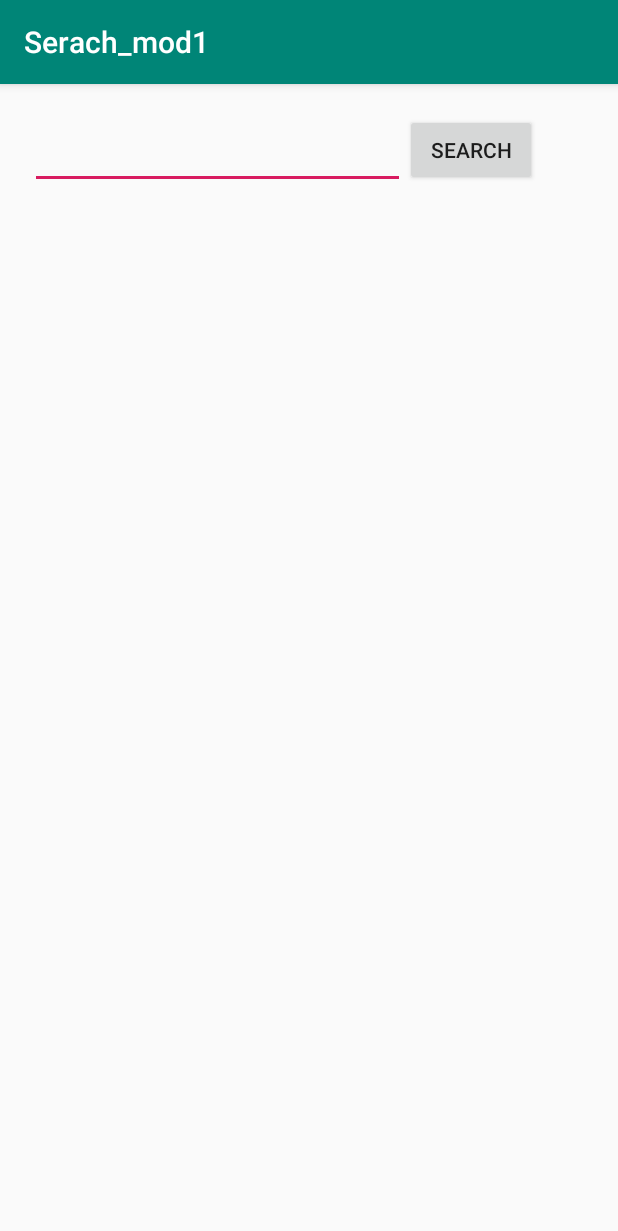
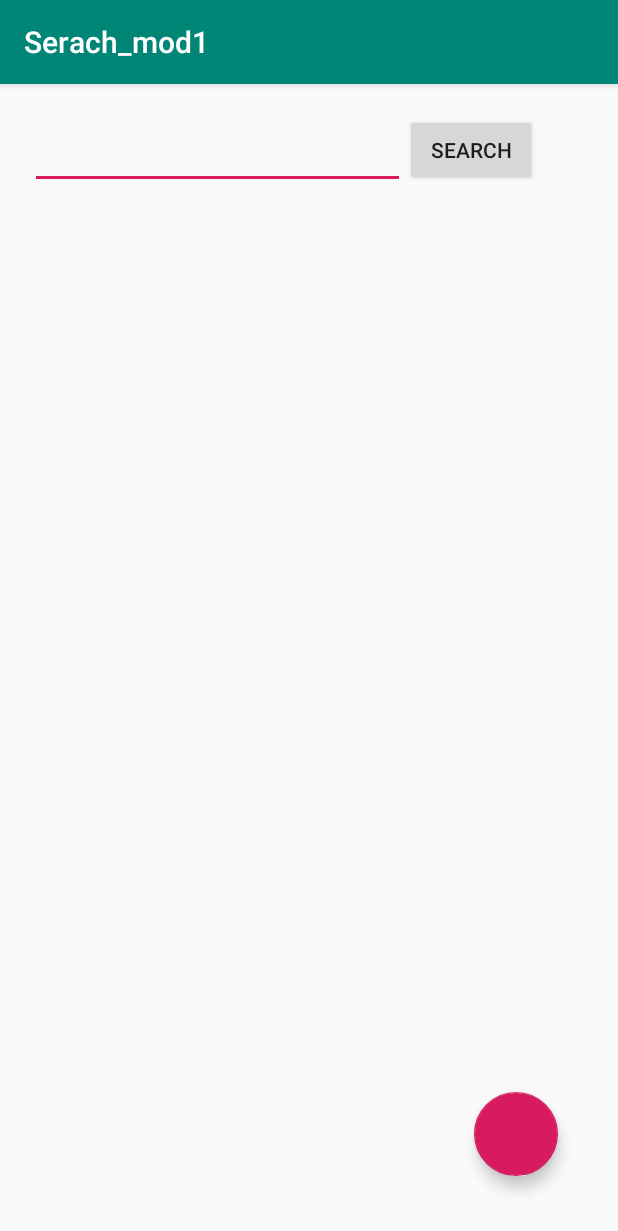
Before and after one commit to saurabhpal007/Search_mod1, an Android app: the screen it shows after launch (MainActivity), on a phone screen of 412 x 824 dp. Shown: the top 1231 px of the screen. Run offline under Robolectric (Android 15) with nearby library versions, the phone set to English and light mode, and no system bars.

Commit message:
changes 712

```diff
--- a/app/build.gradle
+++ b/app/build.gradle
@@ -28,4 +28,5 @@ dependencies {
     implementation 'com.android.support:recyclerview-v7:28.0.0'
     implementation 'com.squareup.retrofit2:retrofit:2.4.0'
     implementation 'com.squareup.retrofit2:converter-gson:2.2.0'
+    implementation 'com.android.support:design:28.0.0'
 }
--- a/app/src/main/AndroidManifest.xml
+++ b/app/src/main/AndroidManifest.xml
@@ -18,6 +18,7 @@
                 <category android:name="android.intent.category.LAUNCHER" />
             </intent-filter>
         </activity>
+        <activity android:name=".Filter"></activity>
     </application>
 
 </manifest>
--- a/app/src/main/java/com/pal/thirstymission/serach_mod1/ApiInterface.java
+++ b/app/src/main/java/com/pal/thirstymission/serach_mod1/ApiInterface.java
@@ -12,4 +12,13 @@ public interface ApiInterface {
     Call<List<Users>> getUs(
             @Query("key") String key
     );
+    @GET("getfc.php")
+    Call<List<Users>> getfc(
+                    @Query("key0") String key1,
+                    @Query("key2") String key2,
+                    @Query("key3") String key3,
+                    @Query("key4") String key4
+    );
+
+
 }
--- a/app/src/main/java/com/pal/thirstymission/serach_mod1/MainActivity.java
+++ b/app/src/main/java/com/pal/thirstymission/serach_mod1/MainActivity.java
@@ -1,5 +1,7 @@
 package com.pal.thirstymission.serach_mod1;
 
+import android.content.Intent;
+import android.support.design.widget.FloatingActionButton;
 import android.support.v7.app.AppCompatActivity;
 import android.os.Bundle;
 import android.support.v7.widget.LinearLayoutManager;
@@ -8,6 +10,7 @@ import android.util.Log;
 import android.view.View;
 import android.widget.Button;
 import android.widget.EditText;
+import android.widget.Spinner;
 import android.widget.Toast;
 
 import java.util.List;
@@ -17,7 +20,7 @@ import retrofit2.Callback;
 import retrofit2.Response;
 
 public class MainActivity extends AppCompatActivity {
-
+  Filter filter;
     private List<Users> users;
     private ApiInterface apiInterface;
     EditText searchedi;
@@ -25,7 +28,8 @@ public class MainActivity extends AppCompatActivity {
     private RecyclerView recyclerView;
     private RecyclerView.LayoutManager layoutManager;
     private Adapter adapter;
-
+   // private Spinner spinner1;
+  FloatingActionButton fab;
     @Override
     protected void onCreate(Bundle savedInstanceState) {
         super.onCreate(savedInstanceState);
@@ -36,9 +40,19 @@ public class MainActivity extends AppCompatActivity {
         layoutManager = new LinearLayoutManager(this);
         recyclerView.setLayoutManager(layoutManager);
         recyclerView.setHasFixedSize(true);
-
+       // spinner1=findViewById(R.id.spinner1);
+       fab=findViewById(R.id.floatingActionButton);
         //used to get all the contents from database
       //  fetchuser("sam");
+
+        fab.setOnClickListener(new View.OnClickListener() {
+            @Override
+            public void onClick(View v) {
+                Intent intent=new Intent(MainActivity.this,Filter.class);
+                startActivity(intent);
+
+            }
+        });
 
         search.setOnClickListener(new View.OnClickListener() {
             @Override
--- a/app/src/main/res/layout/activity_main.xml
+++ b/app/src/main/res/layout/activity_main.xml
@@ -26,7 +26,21 @@
         android:layout_below="@+id/searchedit"
         android:id="@+id/recyclerView"
         android:layout_width="match_parent"
-        android:layout_height="match_parent">
+        android:layout_marginTop="80dp"
+        android:layout_height="300dp">
     </android.support.v7.widget.RecyclerView>
+    <android.support.design.widget.FloatingActionButton
+        android:id="@+id/floatingActionButton"
+
+        android:layout_width="100dp"
+        android:layout_height="100dp"
+        android:layout_marginEnd="40dp"
+        android:layout_marginBottom="40dp"
+        android:layout_alignParentEnd="true"
+        android:layout_alignParentBottom="true"
+        android:clickable="true" />
+
+
+
 
 </RelativeLayout>
```
Also changed, not shown: app/src/main/java/com/pal/thirstymission/serach_mod1/Filter.java (added, +85 -0 lines), app/src/main/java/com/pal/thirstymission/serach_mod1/Users.java (+19 -0 lines), app/src/main/res/layout/filterlay.xml (added, +45 -0 lines), app/src/main/res/values/strings.xml (+17 -0 lines).
